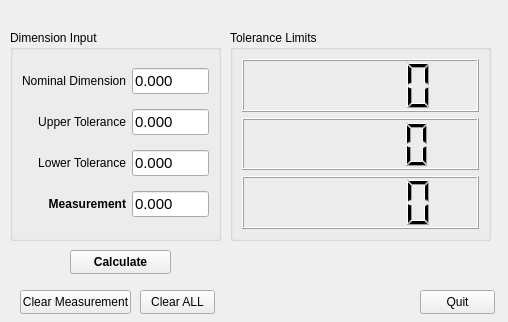
The window that tolerance.ui (asteng88/tolerance_helper) describes before a commit, drawn with Qt 5.
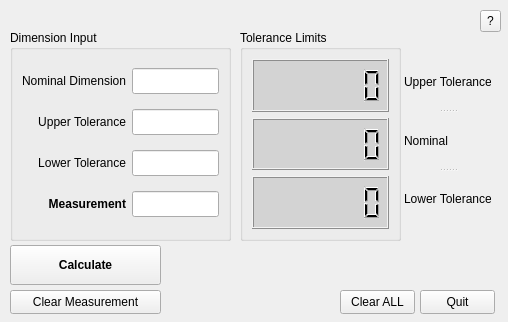
The same window after the commit.

Diff of the .ui file:
```diff
--- a/tolerance.ui
+++ b/tolerance.ui
@@ -10,6 +10,21 @@
     <height>322</height>
    </rect>
   </property>
+  <property name="minimumSize">
+   <size>
+    <width>508</width>
+    <height>322</height>
+   </size>
+  </property>
+  <property name="maximumSize">
+   <size>
+    <width>508</width>
+    <height>322</height>
+   </size>
+  </property>
+  <property name="cursor">
+   <cursorShape>ArrowCursor</cursorShape>
+  </property>
   <property name="windowTitle">
    <string>Tolerance Helper - V1.2 - Andrew Thomas</string>
   </property>
@@ -29,9 +44,9 @@
   <widget class="QGroupBox" name="groupBox">
    <property name="geometry">
     <rect>
-     <x>230</x>
+     <x>240</x>
      <y>30</y>
-     <width>261</width>
+     <width>161</width>
      <height>211</height>
     </rect>
    </property>
@@ -47,11 +62,20 @@
       <property name="layoutDirection">
        <enum>Qt::RightToLeft</enum>
       </property>
+      <property name="autoFillBackground">
+       <bool>false</bool>
+      </property>
+      <property name="styleSheet">
+       <string notr="true">background-color: lightgrey</string>
+      </property>
+      <property name="inputMethodHints">
+       <set>Qt::ImhPreferNumbers</set>
+      </property>
       <property name="smallDecimalPoint">
        <bool>true</bool>
       </property>
       <property name="digitCount">
-       <number>5</number>
+       <number>6</number>
       </property>
       <property name="segmentStyle">
        <enum>QLCDNumber::Filled</enum>
@@ -75,6 +99,12 @@
       <property name="autoFillBackground">
        <bool>false</bool>
       </property>
+      <property name="styleSheet">
+       <string notr="true">background-color: lightgrey</string>
+      </property>
+      <property name="inputMethodHints">
+       <set>Qt::ImhPreferNumbers</set>
+      </property>
       <property name="frameShape">
        <enum>QFrame::Box</enum>
       </property>
@@ -85,12 +115,15 @@
        <bool>true</bool>
       </property>
       <property name="digitCount">
-       <number>5</number>
+       <number>6</number>
       </property>
      </widget>
     </item>
     <item>
      <widget class="QLCDNumber" name="upper_tolerance_out">
+      <property name="enabled">
+       <bool>true</bool>
+      </property>
       <property name="font">
        <font>
         <italic>false</italic>
@@ -102,11 +135,17 @@
       <property name="layoutDirection">
        <enum>Qt::RightToLeft</enum>
       </property>
+      <property name="styleSheet">
+       <string notr="true">background-color: lightgrey</string>
+      </property>
+      <property name="inputMethodHints">
+       <set>Qt::ImhPreferNumbers</set>
+      </property>
       <property name="smallDecimalPoint">
        <bool>true</bool>
       </property>
       <property name="digitCount">
-       <number>5</number>
+       <number>6</number>
       </property>
      </widget>
     </item>
@@ -117,7 +156,7 @@
     <rect>
      <x>10</x>
      <y>30</y>
-     <width>211</width>
+     <width>221</width>
      <height>211</height>
     </rect>
    </property>
@@ -145,6 +184,9 @@
     </item>
     <item row="0" column="1">
      <widget class="QLineEdit" name="nominal_in">
+      <property name="enabled">
+       <bool>true</bool>
+      </property>
       <property name="font">
        <font>
         <pointsize>11</pointsize>
@@ -154,14 +196,26 @@
        <string>&lt;html&gt;&lt;head/&gt;&lt;body&gt;&lt;p&gt;Enter the &lt;span style=&quot; font-weight:700; color:#00aa00;&quot;&gt;NOMINAL&lt;/span&gt; dimension from the blueprint...&lt;/p&gt;&lt;/body&gt;&lt;/html&gt;</string>
       </property>
       <property name="inputMask">
-       <string>9.999</string>
+       <string/>
       </property>
       <property name="text">
-       <string>0.000</string>
+       <string notr="true"/>
+      </property>
+      <property name="maxLength">
+       <number>6</number>
       </property>
       <property name="cursorPosition">
        <number>0</number>
       </property>
+      <property name="placeholderText">
+       <string/>
+      </property>
+      <property name="cursorMoveStyle">
+       <enum>Qt::VisualMoveStyle</enum>
+      </property>
+      <property name="clearButtonEnabled">
+       <bool>false</bool>
+      </property>
      </widget>
     </item>
     <item row="1" column="0">
@@ -193,14 +247,26 @@
        <string>&lt;html&gt;&lt;head/&gt;&lt;body&gt;&lt;p&gt;Enter the &lt;span style=&quot; font-weight:700; color:#00aa00;&quot;&gt;UPPE&lt;/span&gt;&lt;span style=&quot; font-weight:700; color:#00aa00;&quot;&gt;R&lt;/span&gt; tolerance from the blueprint...&lt;/p&gt;&lt;/body&gt;&lt;/html&gt;</string>
       </property>
       <property name="inputMask">
-       <string>9.999</string>
+       <string/>
       </property>
       <property name="text">
-       <string>0.000</string>
+       <string notr="true"/>
+      </property>
+      <property name="maxLength">
+       <number>6</number>
       </property>
       <property name="cursorPosition">
        <number>0</number>
       </property>
+      <property name="placeholderText">
+       <string/>
+      </property>
+      <property name="cursorMoveStyle">
+       <enum>Qt::VisualMoveStyle</enum>
+      </property>
+      <property name="clearButtonEnabled">
+       <bool>false</bool>
+      </property>
      </widget>
     </item>
     <item row="2" column="0">
@@ -242,6 +308,9 @@
     </item>
     <item row="3" column="1">
      <widget class="QLineEdit" name="measurement_in">
+      <property name="enabled">
+       <bool>true</bool>
+      </property>
       <property name="font">
        <font>
         <pointsize>11</pointsize>
@@ -252,14 +321,26 @@
        <string>&lt;html&gt;&lt;head/&gt;&lt;body&gt;&lt;p&gt;Enter your measurement here and click the &lt;span style=&quot; font-weight:700; color:#00aa00;&quot;&gt;CALCULATE&lt;/span&gt; button...&lt;/p&gt;&lt;/body&gt;&lt;/html&gt;</string>
       </property>
       <property name="inputMask">
-       <string>9.999</string>
+       <string/>
       </property>
       <property name="text">
-       <string>0.000</string>
+       <string notr="true"/>
+      </property>
+      <property name="maxLength">
+       <number>6</number>
       </property>
       <property name="cursorPosition">
        <number>0</number>
       </property>
+      <property name="placeholderText">
+       <string/>
+      </property>
+      <property name="cursorMoveStyle">
+       <enum>Qt::VisualMoveStyle</enum>
+      </property>
+      <property name="clearButtonEnabled">
+       <bool>false</bool>
+      </property>
      </widget>
     </item>
     <item row="2" column="1">
@@ -273,16 +354,25 @@
        <string>&lt;html&gt;&lt;head/&gt;&lt;body&gt;&lt;p&gt;Enter the &lt;span style=&quot; font-weight:700; color:#00aa00;&quot;&gt;LOWER&lt;/span&gt; tolerance from the blueprint...&lt;/p&gt;&lt;/body&gt;&lt;/html&gt;</string>
       </property>
       <property name="inputMask">
-       <string>9.999</string>
+       <string/>
       </property>
       <property name="text">
-       <string>0.000</string>
+       <string notr="true"/>
+      </property>
+      <property name="maxLength">
+       <number>6</number>
       </property>
       <property name="cursorPosition">
        <number>0</number>
       </property>
       <property name="placeholderText">
-       <string>0.000</string>
+       <string/>
+      </property>
+      <property name="cursorMoveStyle">
+       <enum>Qt::VisualMoveStyle</enum>
+      </property>
+      <property name="clearButtonEnabled">
+       <bool>false</bool>
       </property>
      </widget>
     </item>
@@ -294,10 +384,10 @@
    </property>
    <property name="geometry">
     <rect>
-     <x>190</x>
+     <x>170</x>
      <y>250</y>
-     <width>301</width>
-     <height>21</height>
+     <width>331</width>
+     <height>31</height>
     </rect>
    </property>
    <property name="font">
@@ -310,6 +400,9 @@
    <property name="autoFillBackground">
     <bool>true</bool>
    </property>
+   <property name="styleSheet">
+    <string notr="true">border-width: 1px; border-type: solid; border-color: black</string>
+   </property>
    <property name="frameShape">
     <enum>QFrame::NoFrame</enum>
    </property>
@@ -326,7 +419,7 @@
   <widget class="QPushButton" name="clearTextButton">
    <property name="geometry">
     <rect>
-     <x>140</x>
+     <x>340</x>
      <y>290</y>
      <width>75</width>
      <height>24</height>
@@ -339,10 +432,10 @@
   <widget class="QPushButton" name="calculateButton">
    <property name="geometry">
     <rect>
-     <x>70</x>
-     <y>250</y>
-     <width>101</width>
-     <height>24</height>
+     <x>10</x>
+     <y>245</y>
+     <width>151</width>
+     <height>40</height>
     </rect>
    </property>
    <property name="font">
@@ -363,11 +456,14 @@
    </property>
   </widget>
   <widget class="QPushButton" name="clearMeasurementButton">
+   <property name="enabled">
+    <bool>true</bool>
+   </property>
    <property name="geometry">
     <rect>
-     <x>20</x>
+     <x>10</x>
      <y>290</y>
-     <width>111</width>
+     <width>151</width>
      <height>24</height>
     </rect>
    </property>
@@ -375,6 +471,56 @@
     <string>Clear Measurement</string>
    </property>
   </widget>
+  <widget class="QToolButton" name="aboutButton">
+   <property name="geometry">
+    <rect>
+     <x>480</x>
+     <y>10</y>
+     <width>21</width>
+     <height>22</height>
+    </rect>
+   </property>
+   <property name="contextMenuPolicy">
+    <enum>Qt::DefaultContextMenu</enum>
+   </property>
+   <property name="toolTip">
+    <string>..more info</string>
+   </property>
+   <property name="text">
+    <string>?</string>
+   </property>
+   <property name="autoRaise">
+    <bool>false</bool>
+   </property>
+  </widget>
+  <widget class="QSplitter" name="splitter">
+   <property name="geometry">
+    <rect>
+     <x>404</x>
+     <y>55</y>
+     <width>87</width>
+     <height>171</height>
+    </rect>
+   </property>
+   <property name="orientation">
+    <enum>Qt::Vertical</enum>
+   </property>
+   <widget class="QLabel" name="label_5">
+    <property name="text">
+     <string>Upper Tolerance</string>
+    </property>
+   </widget>
+   <widget class="QLabel" name="label_6">
+    <property name="text">
+     <string>Nominal</string>
+    </property>
+   </widget>
+   <widget class="QLabel" name="label_7">
+    <property name="text">
+     <string>Lower Tolerance</string>
+    </property>
+   </widget>
+  </widget>
  </widget>
  <tabstops>
   <tabstop>nominal_in</tabstop>
```
Left out of the diff: 48 changed lines with no effect on the pictures.
